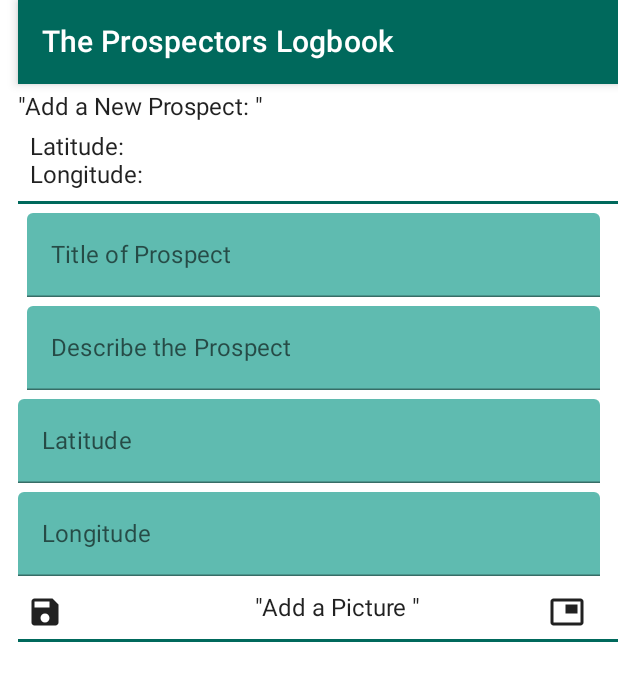
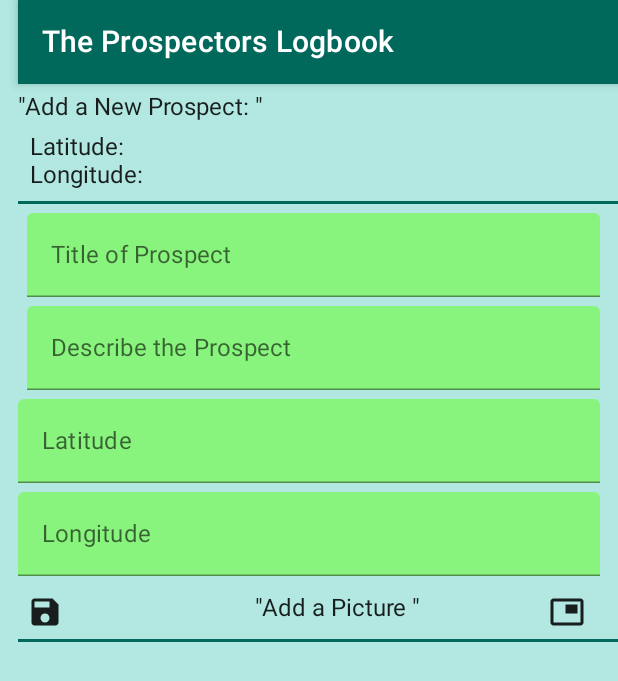
Before and after one commit to JerryApplegarth/TheProspectorsLogbook, an Android app built with Jetpack Compose: the screen it shows after launch (MainActivity), on a phone screen of 412 x 824 dp. Shown: the top 681 px of the screen. Run offline under Robolectric (Android 15) with nearby library versions, the light colour scheme and no system bars; our stand-ins replace Dagger/Hilt's generated code, Room's generated code.

Commit message:
changed some colors

```diff
--- a/app/src/main/java/com/applegarthapps/theprospectorslogbook/MainActivity.kt
+++ b/app/src/main/java/com/applegarthapps/theprospectorslogbook/MainActivity.kt
@@ -13,6 +13,7 @@ import androidx.compose.ui.Modifier
 import com.applegarthapps.theprospectorslogbook.presentation.screens.NoteScreen
 import com.applegarthapps.theprospectorslogbook.presentation.screens.NoteViewModel
 import com.applegarthapps.theprospectorslogbook.presentation.ui.theme.TheProspectorsLogbookTheme
+import com.applegarthapps.theprospectorslogbook.presentation.ui.theme.newBackgroundColor
 import dagger.hilt.android.AndroidEntryPoint
 
 @AndroidEntryPoint
@@ -24,7 +25,7 @@ class MainActivity : ComponentActivity() {
                 // A surface container using the 'background' color from the theme
                 Surface(
                     modifier = Modifier.fillMaxSize(),
-                    color = MaterialTheme.colors.background
+                    color = MaterialTheme.colors.newBackgroundColor
                 ) {
                     val noteViewModel: NoteViewModel by viewModels()
                     HomeScreen(noteViewModel = noteViewModel)
--- a/app/src/main/java/com/applegarthapps/theprospectorslogbook/presentation/screens/NoteScreen.kt
+++ b/app/src/main/java/com/applegarthapps/theprospectorslogbook/presentation/screens/NoteScreen.kt
@@ -21,6 +21,7 @@ import androidx.compose.ui.unit.dp
 import com.applegarthapps.theprospectorslogbook.data.model.Note
 import com.applegarthapps.theprospectorslogbook.presentation.components.NoteInputText
 import com.applegarthapps.theprospectorslogbook.presentation.components.NoteRow
+import com.applegarthapps.theprospectorslogbook.presentation.ui.theme.newBackgroundColor
 
 @Composable
 fun NoteScreen(
@@ -37,12 +38,12 @@ fun NoteScreen(
     var latitude by remember { mutableStateOf("") }
     var longitude by remember { mutableStateOf("") }
     val context = LocalContext.current
-    //val localContext = LocalContext.current
+
     Column(
         modifier = Modifier
             .fillMaxSize()
             .padding(start = 12.dp)
-            .background(MaterialTheme.colors.background),
+            .background(MaterialTheme.colors.newBackgroundColor),
         horizontalAlignment = Alignment.Start,
         verticalArrangement = Arrangement.Top
     ) {
--- a/app/src/main/java/com/applegarthapps/theprospectorslogbook/presentation/ui/theme/Color.kt
+++ b/app/src/main/java/com/applegarthapps/theprospectorslogbook/presentation/ui/theme/Color.kt
@@ -10,6 +10,8 @@ val Purple700 = Color(0xFF3700B3)
 val Teal200 = Color(0xFF03DAC5)
 
 
+
+
 //Light
 val Primary = Color(0xff00695c)
 val OnPrimary = Color(0xFFece0db)
@@ -18,7 +20,7 @@ val OnSecondary = Color(0xFF201a17)
 val Surface = Color(0xFFece0db)
 val OnSurface = Color(0xFF201a17)
 val NewBackground = Color(0xFFB2E8E1)
-val CardBackground = Color(0xFF5FBBB0)
+val CardBackground = Color(0xFF89F47D)
 
 //Dark
 val DarkPrimary = Color(0xff003d33)
```
